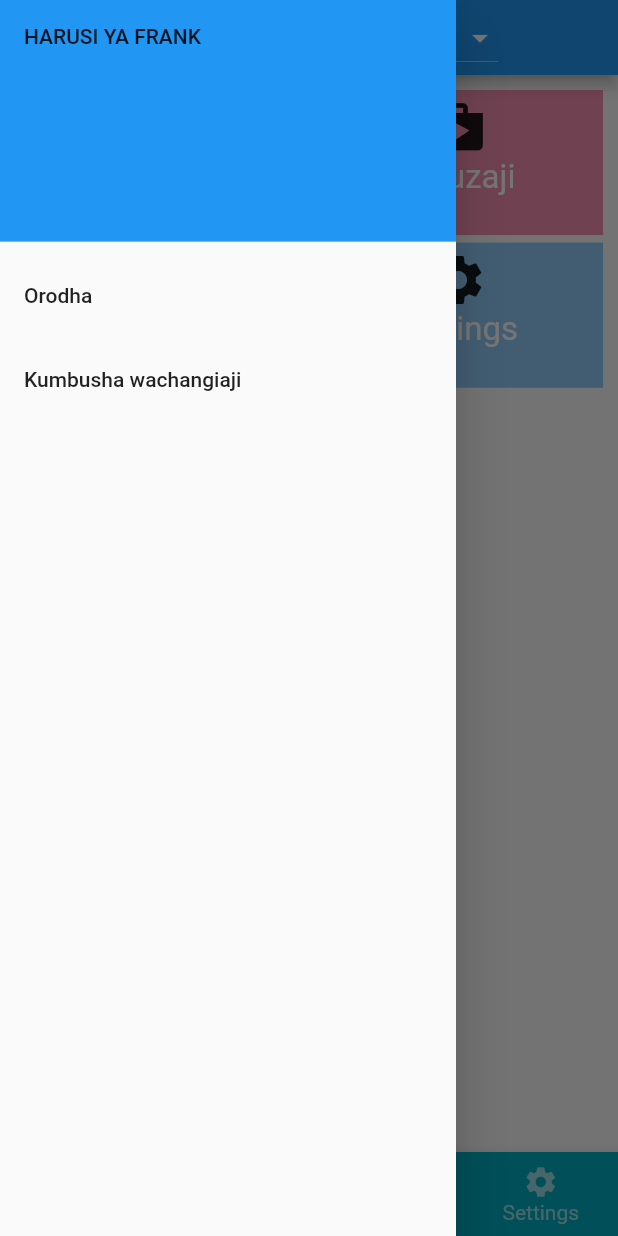
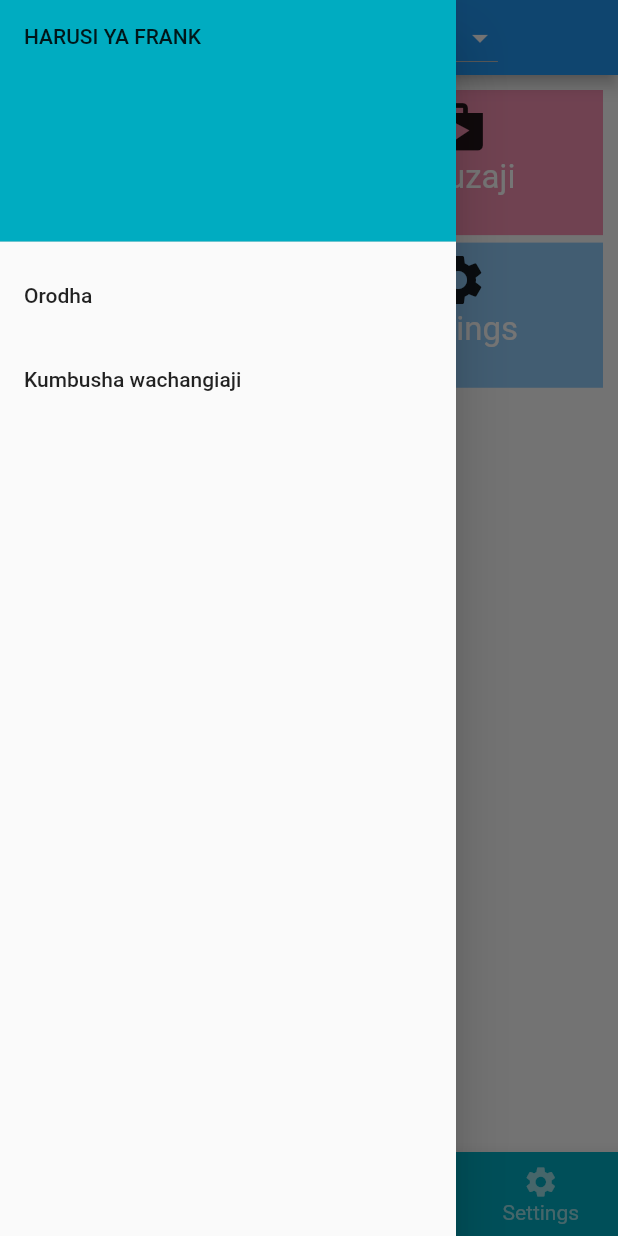
Before and after one commit to gabbymushi/michango_app, a Flutter app: the screen it shows after launch, with the side drawer open, on a phone screen of 412 x 824 dp. Run offline on Flutter 3.47's test engine with Material 2 defaults, Android fonts, the phone set to English and light mode, and no system bars; Roboto replaces fonts that are missing (Encode Sans).

Commit message:
change color on drawer

```diff
--- a/lib/pages/widgets/shared/drawer.dart
+++ b/lib/pages/widgets/shared/drawer.dart
@@ -10,7 +10,7 @@ class MyDrawer extends StatelessWidget {
           DrawerHeader(
             child: Text('HARUSI YA FRANK'),
             decoration: BoxDecoration(
-              color: Colors.blue,
+              color: Colors.cyan[600],
             ),
           ),
           ListTile(
```
